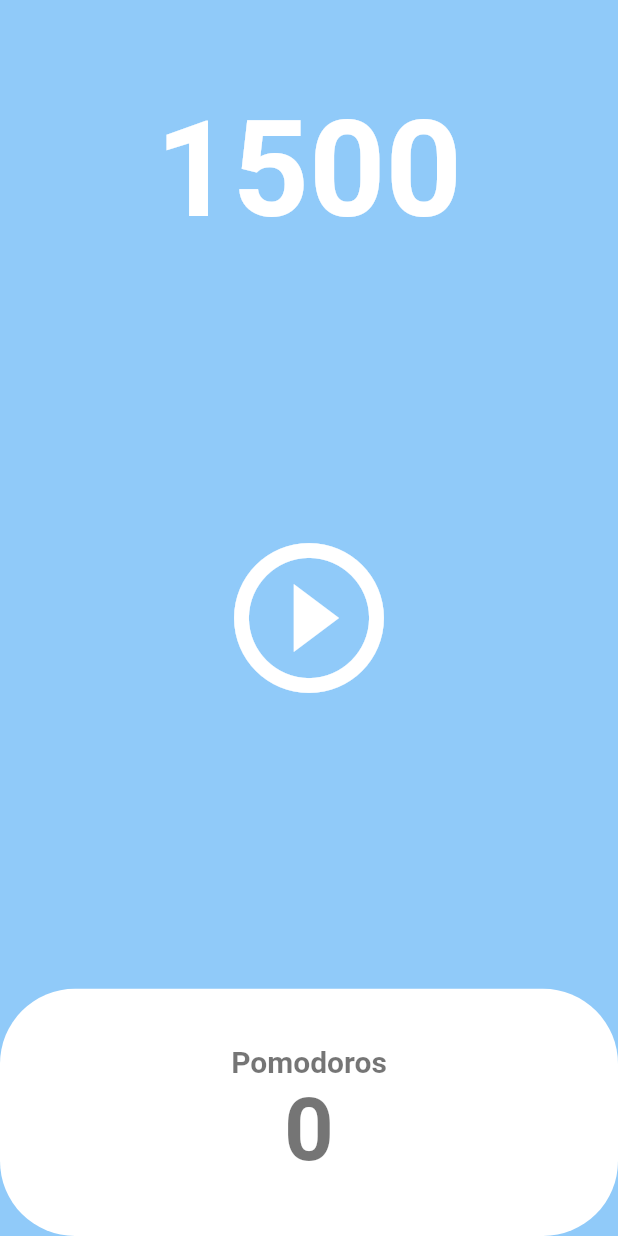
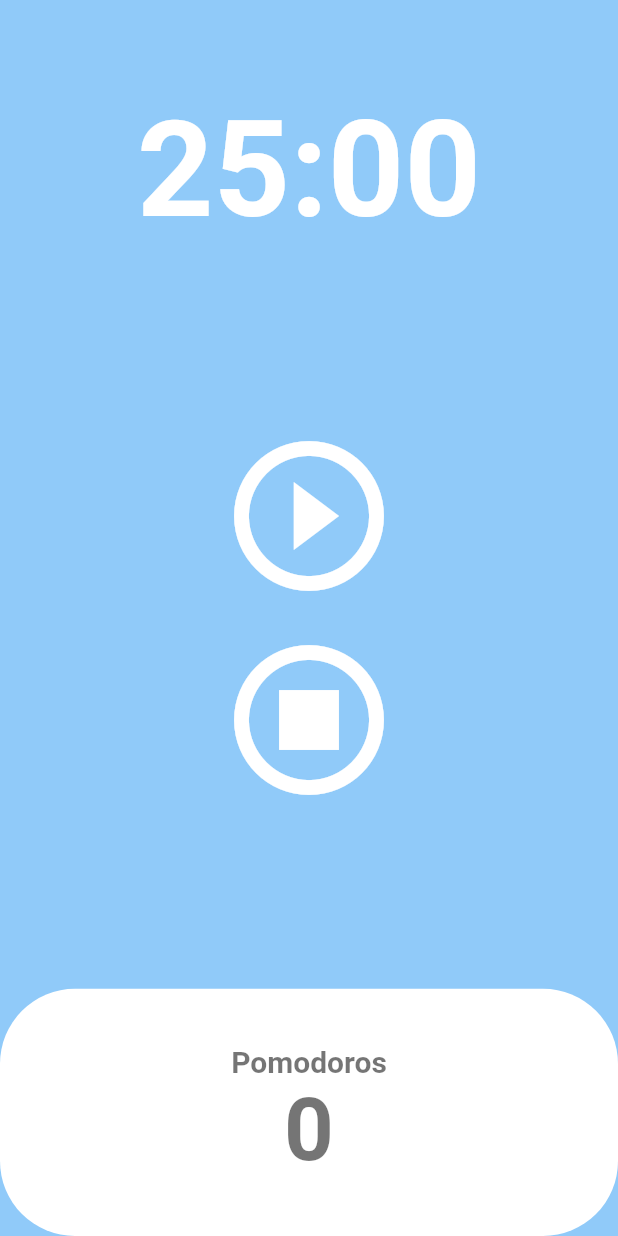
Before and after one commit to soyoon247/flutter-practice, a Flutter app: the HomeScreen screen opened directly, on a phone screen of 412 x 824 dp. Run offline on Flutter 3.47's test engine with Material 2 defaults, Android fonts, the phone set to English and light mode, and no system bars.

Commit message:
5 POMODORO APP - stop 버튼 추가, format 변경

```diff
--- a/lib/pomodoro/screens/home_screen.dart
+++ b/lib/pomodoro/screens/home_screen.dart
@@ -10,21 +10,58 @@ class HomeScreen extends StatefulWidget {
 }
 
 class _HomeScreenState extends State<HomeScreen> {
-  int totalSeconds = 1500;
+  static const twentyFiveMinutes = 1500;
+  int totalSeconds = twentyFiveMinutes;
+  bool isRunning = false;
+  int totalPomodoros = 0;
+
   late Timer timer; // 당장 초기화하지 않아도 되지만, 사용하기 전에는 반드시 초기화할거라는 것.
 
   void onTick(Timer timer) {
+    if (totalSeconds == 0) {
+      setState(() {
+        totalPomodoros = totalPomodoros + 1;
+        isRunning = false;
+        totalSeconds = twentyFiveMinutes;
+      });
+      timer.cancel();
+    } else {
       setState(() {
         totalSeconds = totalSeconds - 1;
       });
     }
+  }
 
   void onStartPressed() {
     // 내장 timer 이용, 정해진 간격으로 함수 실행
+    setState(() {
+      isRunning = true;
+    });
     timer = Timer.periodic(
       Duration(seconds: 1),
       onTick,
-    ); // periodic 이 실행하는 함수는 인자로 Timer 를 받기 때문에 onTick 함수에 넣어줘야 한다.
+    );
+    // periodic 이 실행하는 함수는 인자로 Timer 를 받기 때문에 onTick 함수에 넣어줘야 한다.
+  }
+
+  void onPausePressed() {
+    timer.cancel();
+    setState(() {
+      isRunning = false;
+    });
+  }
+
+  void onStopPressed() {
+    timer.cancel();
+    setState(() {
+      isRunning = false;
+      totalSeconds = twentyFiveMinutes;
+    });
+  }
+
+  String format(int seconds) {
+    var duration = Duration(seconds: seconds);
+    return duration.toString().split(".").first.substring(2, 7);
   }
 
   @override
@@ -39,7 +76,7 @@ class _HomeScreenState extends State<HomeScreen> {
               child: Container(
                 alignment: Alignment.bottomCenter,
                 child: Text(
-                  "$totalSeconds",
+                  format(totalSeconds),
                   style: TextStyle(
                     color: Theme.of(context).cardColor,
                     fontSize: 89,
@@ -50,16 +87,26 @@ class _HomeScreenState extends State<HomeScreen> {
             ), // Flexible : 비율에 기반한 UI를 만들 수 있게 만든다.
             Flexible(
               flex: 3,
-              child: Center(
-                child: IconButton(
+              child: Column(
+                mainAxisAlignment: MainAxisAlignment.center,
+                children: [
+                  IconButton(
                     iconSize: 120,
                     color: Theme.of(context).cardColor,
-                  onPressed: onStartPressed,
-                  // TODO button 여러 번 누르면 이상하게 작동하는데?
-                  icon: const Icon(
-                    Icons.play_circle_outline,
+                    onPressed: isRunning ? onPausePressed : onStartPressed,
+                    icon: Icon(
+                      isRunning
+                          ? Icons.pause_circle_outline
+                          : Icons.play_circle_outline,
                     ),
                   ),
+                  IconButton(
+                    iconSize: 120,
+                    color: Theme.of(context).cardColor,
+                    onPressed: onStopPressed,
+                    icon: Icon(Icons.stop_circle_outlined),
+                  )
+                ],
               ),
             ),
             Flexible(
@@ -88,7 +135,7 @@ class _HomeScreenState extends State<HomeScreen> {
                               ),
                             ),
                             Text(
-                              "0",
+                              "$totalPomodoros",
                               style: TextStyle(
                                 fontSize: 58,
                                 fontWeight: FontWeight.w600,
```
Also changed, not shown: 3 other files. Lines whose indentation alone changed are shown as unchanged.
